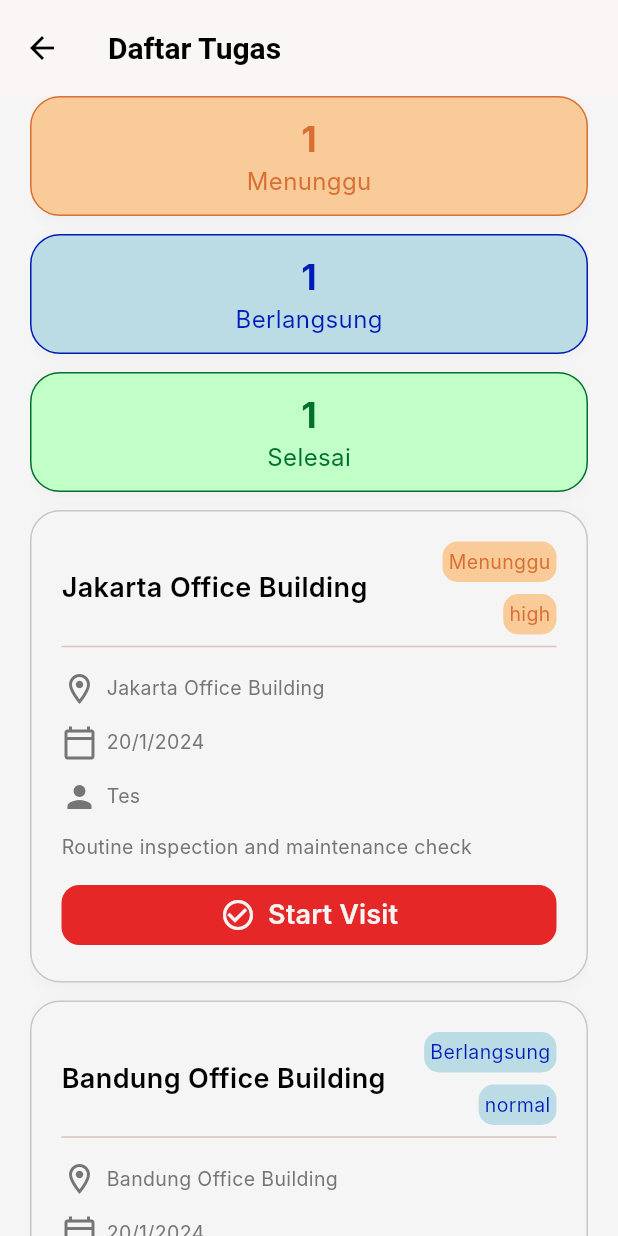
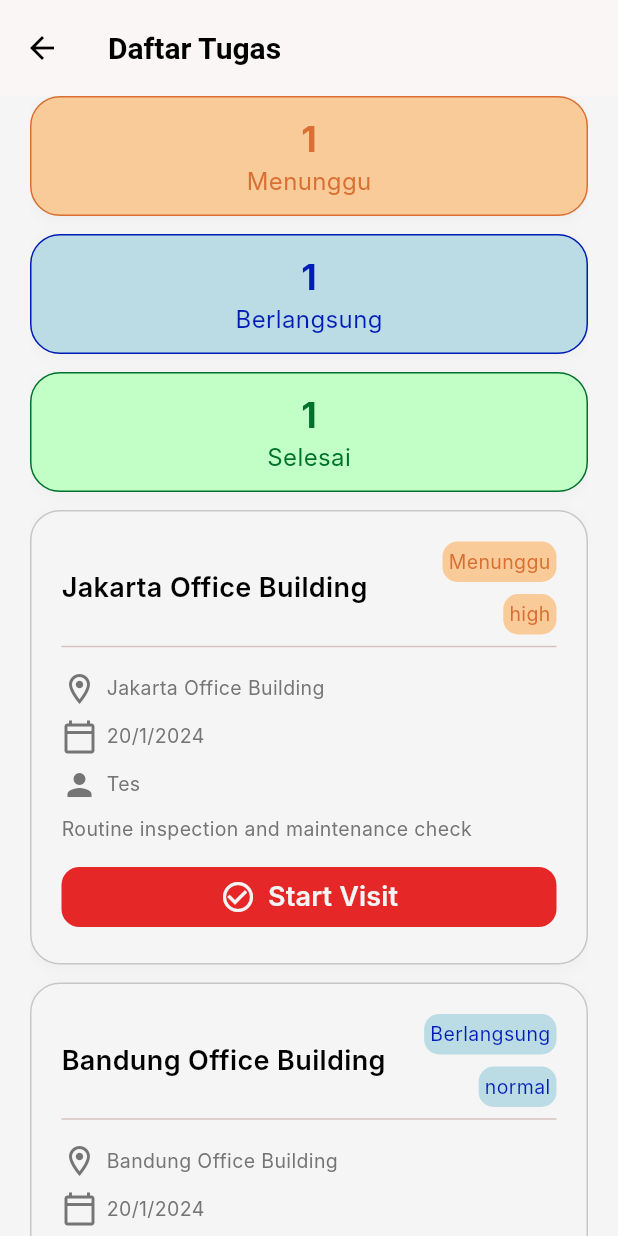
Before and after one commit to nasidfurqon/PoV, a Flutter app: the JobListPage screen opened by its route, on a phone screen of 412 x 824 dp. Run offline on Flutter 3.47's test engine with Material 3 defaults, Android fonts, the phone set to English and light mode, and no system bars; our stand-ins replace dropdown_button2, file_picker, flutter_riverpod, geolocator, go_router, image_picker; Roboto replaces fonts that are missing (Inter).

Commit message:
ver: 0.1, feat: change padding  on job list card

```diff
--- a/lib/presentation/widgets/custom_card_job_list.dart
+++ b/lib/presentation/widgets/custom_card_job_list.dart
@@ -49,11 +49,11 @@ class CustomCardJobList extends StatelessWidget {
               Divider(),
               SizedBox(height: AppSpacing.xs),
               CustomRowIcon(icon: Icons.location_on_outlined, color: AppColor.textSecondary, title: place, textStyle: AppText.caption),
-              SizedBox(height: AppSpacing.sm),
+              SizedBox(height: AppSpacing.xs),
               CustomRowIcon(icon: Icons.calendar_today_outlined, color: AppColor.textSecondary, title: deadline, textStyle: AppText.caption),
-              SizedBox(height: AppSpacing.sm),
+              SizedBox(height: AppSpacing.xs),
               CustomRowIcon(icon: Icons.person, color: AppColor.textSecondary, title: visitor, textStyle: AppText.caption),
-              SizedBox(height: AppSpacing.sm),
+              SizedBox(height: AppSpacing.xs),
               Text(
                 description,
                 style: AppText.caption,
```
